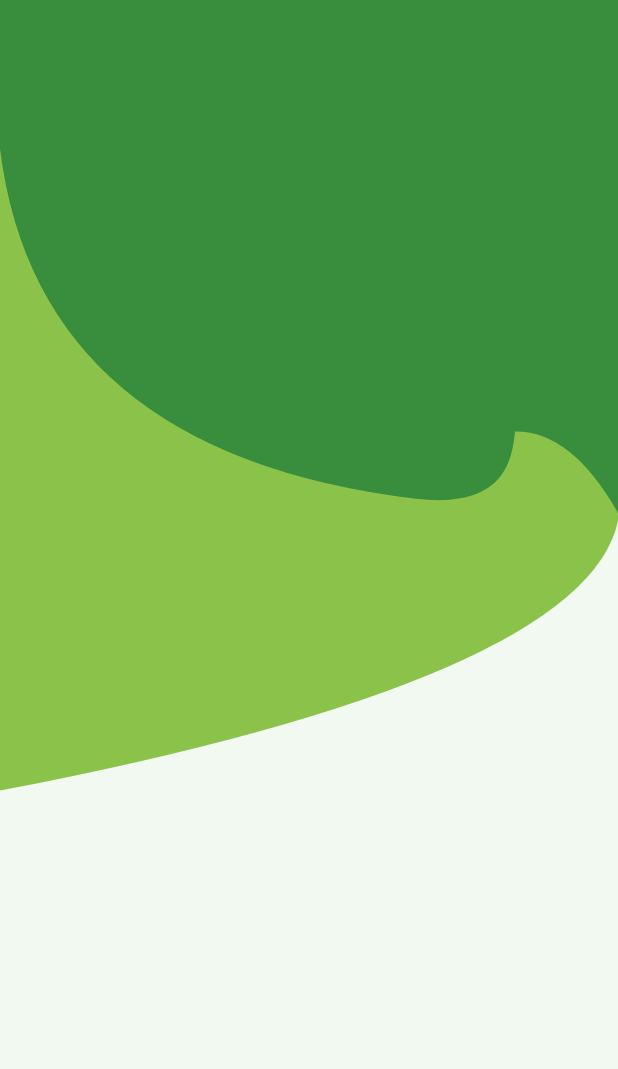
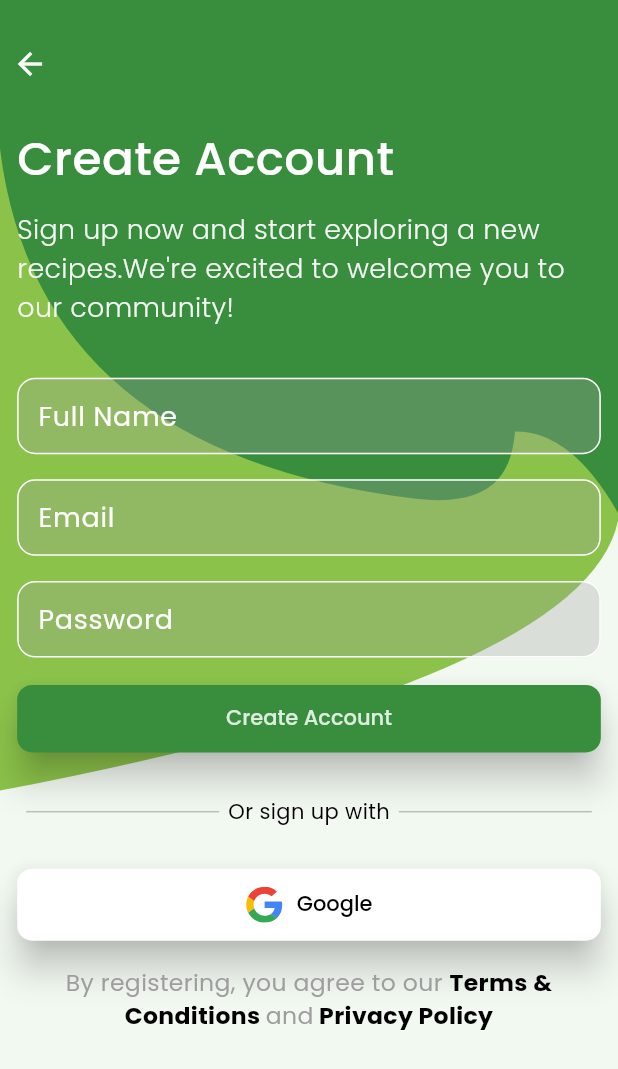
Before and after one commit to Moatasem159/chef, a Flutter app: the RegisterScreen screen opened by its route, on a phone screen of 412 x 824 dp. Shown: the top 1069 px of the screen. Run offline on Flutter 3.47's test engine with Material 3 defaults, Android fonts, the phone set to English and light mode, and no system bars; our stand-ins replace flutter_screenutil, flutter_secure_storage, flutter_svg, google_fonts, shared_preferences; accounts and stored records are empty; generated files the repository leaves out were written again.

Commit message:
- finish register screen ui

```diff
--- a/assets/l10n/app_en.arb
+++ b/assets/l10n/app_en.arb
@@ -6,12 +6,20 @@
   "loginSubTitle": "We're excited to have you back, can't wait to see what you've been up to since you last logged in.",
   "email": "Email",
   "password": "Password",
+  "fullName": "Full Name",
   "rememberMe": "Remember me",
   "forgotPassword": "Forgot password?",
   "login" : "Login",
   "orSignIn": "Or sign in with",
+  "orSignUp": "Or sign up with",
   "google": "Google",
   "doesNotHaveAccount": "Doesn't have an account yet ? ",
   "signup": "Sign up",
-  "signIn": "Sign in"
+  "signIn": "Sign in",
+  "createAccount": "Create Account",
+  "registerDialog": "Sign up now and start exploring a new recipes.We're excited to welcome you to our community!",
+  "byRegister": "By registering, you agree to our ",
+  "terms": "Terms & Conditions ",
+  "and": "and",
+  "privacyPolicy": " Privacy Policy"
 }
--- a/lib/core/themes/app_theme.dart
+++ b/lib/core/themes/app_theme.dart
@@ -32,6 +32,13 @@ abstract class AppTheme {
           fontWeight: FontWeight.w500,
         ),
       ),
+    ),
+    iconButtonTheme: IconButtonThemeData(
+        style: IconButton.styleFrom(
+            foregroundColor: AppColors.primaryLightColor,
+            padding: const EdgeInsets.all(4),
+            minimumSize:const Size(30, 30)
+        )
     ),
     inputDecorationTheme: InputDecorationTheme(
       isDense: true,
@@ -81,6 +88,13 @@ abstract class AppTheme {
         ),
       ),
     ),
+    iconButtonTheme: IconButtonThemeData(
+      style: IconButton.styleFrom(
+        foregroundColor: AppColors.primaryDarkColor,
+        padding: const EdgeInsets.all(4),
+        minimumSize:const Size(30, 30)
+      )
+    ),
     inputDecorationTheme: InputDecorationTheme(
       isDense: true,
       filled: true,
--- a/lib/core/utils/app_text_styles.dart
+++ b/lib/core/utils/app_text_styles.dart
@@ -15,6 +15,10 @@ abstract class AppTextStyles {
     fontSize: 16.sp,
     fontWeight: FontWeight.w500,
   );
+  static final TextStyle style16Bold = GoogleFonts.poppins(
+    fontSize: 16.sp,
+    fontWeight: FontWeight.bold,
+  );
   static final TextStyle style16Normal = GoogleFonts.poppins(
     fontSize: 16.sp,
     fontWeight: FontWeight.w400,
--- /dev/null
+++ b/lib/core/widgets/main_icon_button.dart
@@ -0,0 +1,27 @@
+import 'package:chef/core/extension/context_extensions.dart';
+import 'package:flutter/material.dart';
+
+class MainIconButton extends StatelessWidget {
+  final VoidCallback onTap;
+  final IconData icon;
+  final Color? foregroundColor;
+
+  const MainIconButton({
+    super.key,
+    required this.onTap,
+    required this.icon,
+    this.foregroundColor,
+  });
+
+  @override
+  Widget build(BuildContext context) {
+    return IconButton(
+      onPressed: onTap,
+      visualDensity: VisualDensity.compact,
+      style: context.theme.iconButtonTheme.style!.copyWith(
+        foregroundColor: WidgetStatePropertyAll(foregroundColor),
+      ),
+      icon: Icon(icon),
+    );
+  }
+}
--- a/lib/features/auth/ui/widgets/login_widgets/login_with_google.dart
+++ b/lib/features/auth/ui/widgets/google_button.dart
@@ -1,6 +1,13 @@
-part of 'login_body.dart';
-class _LoginWithGoogle extends StatelessWidget {
-  const _LoginWithGoogle();
+import 'package:chef/core/extension/context_extensions.dart';
+import 'package:chef/core/extension/spacing.dart';
+import 'package:chef/core/utils/app_assets.dart';
+import 'package:chef/core/widgets/main_button_with_text.dart';
+import 'package:flutter/material.dart';
+import 'package:flutter_svg/svg.dart';
+
+class GoogleButton extends StatelessWidget {
+  const GoogleButton({super.key});
+
   @override
   Widget build(BuildContext context) {
     return MainButtonWithText(
@@ -15,7 +22,9 @@ class _LoginWithGoogle extends StatelessWidget {
         children: [
           SvgPicture.asset(AppAssets.googleIcon),
           horizontalSpace(8),
-          Text(context.local.google,),
+          Text(
+            context.local.google,
+          ),
         ],
       ),
     );
--- a/lib/features/auth/ui/widgets/login_widgets/login_body.dart
+++ b/lib/features/auth/ui/widgets/login_widgets/login_body.dart
@@ -1,16 +1,16 @@
 import 'package:chef/core/extension/context_extensions.dart';
 import 'package:chef/core/extension/spacing.dart';
 import 'package:chef/core/router/routes.dart';
-import 'package:chef/core/utils/app_assets.dart';
 import 'package:chef/core/utils/app_text_styles.dart';
 import 'package:chef/core/widgets/main_button_with_text.dart';
 import 'package:chef/core/widgets/main_text_button.dart';
 import 'package:chef/features/auth/ui/widgets/auth_text_form_field.dart';
 import 'package:chef/features/auth/ui/widgets/background_painter.dart';
+import 'package:chef/features/auth/ui/widgets/google_button.dart';
+import 'package:chef/features/auth/ui/widgets/or_sign_with.dart';
 import 'package:flutter/gestures.dart';
 import 'package:flutter/material.dart';
 import 'package:flutter_screenutil/flutter_screenutil.dart';
-import 'package:flutter_svg/svg.dart';
 
 part 'remember_me.dart';
 
@@ -18,11 +18,7 @@ part 'login_title.dart';
 
 part 'login_form.dart';
 
-part 'login_with_google.dart';
-
 part 'forgot_password.dart';
-
-part 'or_sign_with.dart';
 
 part 'sign_up_button.dart';
 
@@ -47,9 +43,9 @@ class LoginBody extends StatelessWidget {
                 children: [
                   const _LoginTitle(),
                   const _LoginForm(),
-                  const _OrSignWith(),
+                  const OrSignWith(sign: Sign.signIn),
                   verticalSpace(15),
-                  const _LoginWithGoogle(),
+                  const GoogleButton(),
                   verticalSpace(15),
                   const _SignUpButton(),
                 ],
--- a/lib/features/auth/ui/widgets/login_widgets/or_sign_with.dart
+++ /dev/null
@@ -1,26 +0,0 @@
-part of 'login_body.dart';
-class _OrSignWith extends StatelessWidget {
-  const _OrSignWith();
-  @override
-  Widget build(BuildContext context) {
-    return Row(
-      children: [
-        Expanded(
-          child: Container(
-            height: 1,
-            margin: const EdgeInsets.symmetric(horizontal: 6),
-            color: Colors.grey[400]
-          ),
-        ),
-        Text(context.local.orSignIn),
-        Expanded(
-          child: Container(
-            height: 1,
-            margin: const EdgeInsets.symmetric(horizontal: 6),
-            color: Colors.grey[400]
-          ),
-        ),
-      ],
-    );
-  }
-}
--- /dev/null
+++ b/lib/features/auth/ui/widgets/or_sign_with.dart
@@ -0,0 +1,37 @@
+import 'package:chef/core/extension/context_extensions.dart';
+import 'package:flutter/material.dart';
+
+class OrSignWith extends StatelessWidget {
+  final Sign sign;
+
+  const OrSignWith({super.key, required this.sign});
+
+  @override
+  Widget build(BuildContext context) {
+    return Row(
+      children: [
+        Expanded(
+          child: Container(
+              height: 1,
+              margin: const EdgeInsets.symmetric(horizontal: 6),
+              color: Colors.grey[400]),
+        ),
+        switch (sign) {
+          Sign.signIn => Text(context.local.orSignIn),
+          Sign.signUp => Text(context.local.orSignUp),
+        },
+        Expanded(
+          child: Container(
+              height: 1,
+              margin: const EdgeInsets.symmetric(horizontal: 6),
+              color: Colors.grey[400]),
+        ),
+      ],
+    );
+  }
+}
+
+enum Sign {
+  signIn,
+  signUp,
+}
--- a/lib/features/auth/ui/widgets/register_widgets/register_body.dart
+++ b/lib/features/auth/ui/widgets/register_widgets/register_body.dart
@@ -1,20 +1,60 @@
 import 'package:chef/core/extension/context_extensions.dart';
+import 'package:chef/core/extension/spacing.dart';
+import 'package:chef/core/utils/app_text_styles.dart';
+import 'package:chef/core/widgets/main_button_with_text.dart';
+import 'package:chef/core/widgets/main_icon_button.dart';
+import 'package:chef/features/auth/ui/widgets/auth_text_form_field.dart';
 import 'package:chef/features/auth/ui/widgets/background_painter.dart';
+import 'package:chef/features/auth/ui/widgets/google_button.dart';
+import 'package:chef/features/auth/ui/widgets/or_sign_with.dart';
 import 'package:flutter/material.dart';
 import 'package:flutter_screenutil/flutter_screenutil.dart';
+
+part 'register_title.dart';
+
+part 'register_form.dart';
+part 'terms_and_conditions.dart';
 
 class RegisterBody extends StatelessWidget {
   const RegisterBody({super.key});
 
   @override
   Widget build(BuildContext context) {
-    return Stack(
-      children: [
-        CustomPaint(
-          size: Size(context.screenWidth,630.h),
-          painter: BackgroundPainter(context),
+    return ScrollConfiguration(
+      behavior: const ScrollBehavior().copyWith(overscroll: false),
+      child: SingleChildScrollView(
+        child: Stack(
+          children: [
+            CustomPaint(
+              size: Size(context.screenWidth, 630.h),
+              painter: BackgroundPainter(context),
+            ),
+            Positioned(
+              top: 20.h,
+              child: MainIconButton(
+                foregroundColor: Colors.white,
+                icon: Icons.arrow_back,
+                onTap: context.pop,
+              ),
+            ),
+            Padding(
+              padding: EdgeInsets.symmetric(horizontal: 10.w, vertical: 15.h),
+              child: Column(
+                crossAxisAlignment: CrossAxisAlignment.start,
+                children: [
+                  const _RegisterTitle(),
+                  const _RegisterForm(),
+                  const OrSignWith(sign: Sign.signUp),
+                  verticalSpace(25),
+                  const GoogleButton(),
+                  verticalSpace(15),
+                  const _TermsAndConditions()
+                ],
+              ),
+            ),
+          ],
         ),
-      ],
+      ),
     );
   }
 }
--- /dev/null
+++ b/lib/features/auth/ui/widgets/register_widgets/register_form.dart
@@ -0,0 +1,26 @@
+part of 'register_body.dart';
+class _RegisterForm extends StatelessWidget {
+  const _RegisterForm();
+
+  @override
+  Widget build(BuildContext context) {
+    return Form(
+      child: Column(
+        children: [
+          AuthTextFormField(hintText:context.local.fullName),
+          verticalSpace(15),
+          AuthTextFormField(hintText: context.local.email),
+          verticalSpace(15),
+          AuthTextFormField(hintText: context.local.password),
+          verticalSpace(15),
+          MainButtonWithText(
+            onTap: () {},
+            title: context.local.createAccount,
+            buttonSize: Size.fromWidth(context.screenWidth),
+          ),
+          verticalSpace(25),
+        ],
+      ),
+    );
+  }
+}
--- /dev/null
+++ b/lib/features/auth/ui/widgets/register_widgets/register_title.dart
@@ -0,0 +1,29 @@
+part of 'register_body.dart';
+
+class _RegisterTitle extends StatelessWidget {
+  const _RegisterTitle();
+
+  @override
+  Widget build(BuildContext context) {
+    return Column(
+      crossAxisAlignment: CrossAxisAlignment.start,
+      children: [
+        verticalSpace(60),
+        Text(
+          context.local.createAccount,
+          style: AppTextStyles.style28Bold.copyWith(
+            color: Colors.white,
+          ),
+        ),
+        verticalSpace(10),
+        Text(
+          context.local.registerDialog,
+          style: AppTextStyles.style16Light.copyWith(
+            color: Colors.grey[100],
+          ),
+        ),
+        verticalSpace(30),
+      ],
+    );
+  }
+}
--- /dev/null
+++ b/lib/features/auth/ui/widgets/register_widgets/terms_and_conditions.dart
@@ -0,0 +1,40 @@
+part of 'register_body.dart';
+class _TermsAndConditions extends StatelessWidget {
+  const _TermsAndConditions();
+  @override
+  Widget build(BuildContext context) {
+    return Text.rich(
+      textAlign: TextAlign.center,
+      TextSpan(
+        text: context.local.byRegister,
+        style: AppTextStyles.style16Normal.copyWith(
+          fontSize: 14.sp,
+          color: Colors.grey,
+        ),
+        children: [
+          TextSpan(
+              text: context.local.terms,
+              style: AppTextStyles.style16Bold.copyWith(
+                  fontSize: 14.sp,
+                  color: context.isDark?Colors.white:Colors.black
+              )
+          ),
+          TextSpan(
+            text: context.local.and,
+            style: AppTextStyles.style16Normal.copyWith(
+              fontSize: 14.sp,
+              color: Colors.grey,
+            ),
+          ),
+          TextSpan(
+              text: context.local.privacyPolicy,
+              style: AppTextStyles.style16Bold.copyWith(
+                  fontSize: 14.sp,
+                  color: context.isDark?Colors.white:Colors.black
+              )
+          ),
+        ],
+      ),
+    );
+  }
+}
```
